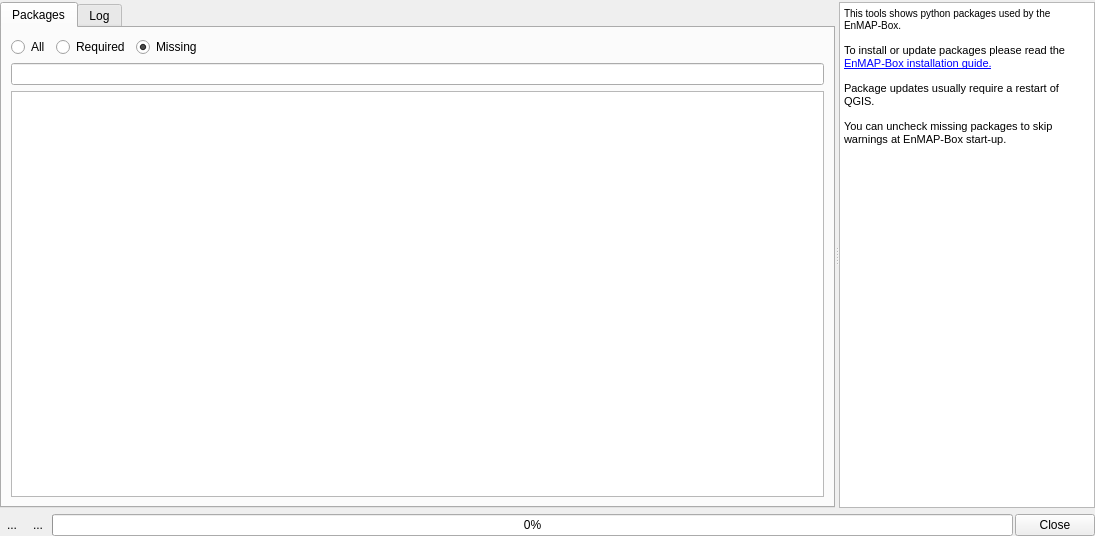
The window that enmapbox/gui/ui/pippackageinstaller.ui (EnMAP-Box/enmap-box) describes before a commit, drawn with Qt 5.
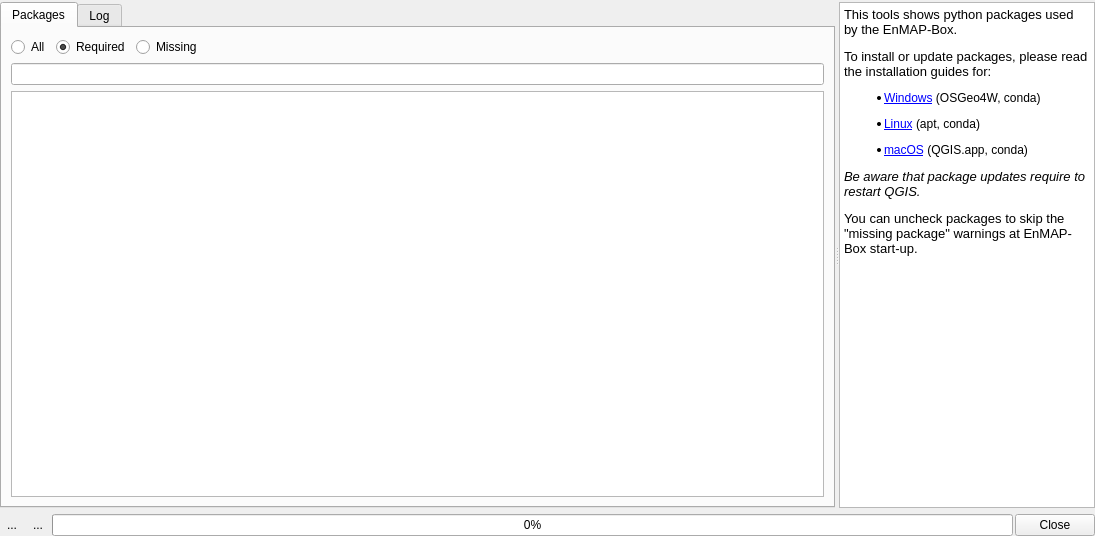
The same window after the commit. Icons and pictures are not drawn. Custom widgets are drawn as their Qt base class.

Commit message: refactoring PIP installer/viewer: added tooltips and homepage column

What changed in the file:
```diff
--- a/enmapbox/gui/ui/pippackageinstaller.ui
+++ b/enmapbox/gui/ui/pippackageinstaller.ui
@@ -72,6 +72,9 @@
             <property name="text">
              <string>Required</string>
             </property>
+            <property name="checked">
+             <bool>true</bool>
+            </property>
            </widget>
           </item>
           <item>
@@ -80,7 +83,7 @@
              <string>Missing</string>
             </property>
             <property name="checked">
-             <bool>true</bool>
+             <bool>false</bool>
             </property>
            </widget>
           </item>
@@ -174,10 +177,22 @@
 &lt;html&gt;&lt;head&gt;&lt;meta name=&quot;qrichtext&quot; content=&quot;1&quot; /&gt;&lt;style type=&quot;text/css&quot;&gt;
 p, li { white-space: pre-wrap; }
 &lt;/style&gt;&lt;/head&gt;&lt;body style=&quot; font-family:'Sans Serif'; font-size:9pt; font-weight:400; font-style:normal;&quot;&gt;
-&lt;p style=&quot; margin-top:12px; margin-bottom:0px; margin-left:0px; margin-right:0px; -qt-block-indent:0; text-indent:0px;&quot;&gt;&lt;span style=&quot; font-family:'MS Shell Dlg 2'; font-size:7.8pt;&quot;&gt;This tools shows python packages used by the EnMAP-Box.&lt;/span&gt;&lt;/p&gt;
-&lt;p style=&quot; margin-top:12px; margin-bottom:0px; margin-left:0px; margin-right:0px; -qt-block-indent:0; text-indent:0px;&quot;&gt;&lt;span style=&quot; font-family:'MS Shell Dlg 2'; font-size:8pt;&quot;&gt;To install or update packages please read the &lt;/span&gt;&lt;a href=&quot;https://enmap-box.readthedocs.io/en/latest/usr_section/usr_installation.html&quot;&gt;&lt;span style=&quot; font-family:'MS Shell Dlg 2'; font-size:8pt; text-decoration: underline; color:#0000ff;&quot;&gt;EnMAP-Box installation guide.&lt;/span&gt;&lt;/a&gt;&lt;/p&gt;
-&lt;p style=&quot; margin-top:12px; margin-bottom:12px; margin-left:0px; margin-right:0px; -qt-block-indent:0; text-indent:0px;&quot;&gt;&lt;span style=&quot; font-family:'MS Shell Dlg 2'; font-size:8pt;&quot;&gt;Package updates usually require a restart of QGIS. &lt;/span&gt;&lt;/p&gt;
-&lt;p style=&quot; margin-top:0px; margin-bottom:12px; margin-left:0px; margin-right:0px; -qt-block-indent:0; text-indent:0px;&quot;&gt;&lt;span style=&quot; font-family:'MS Shell Dlg 2'; font-size:8pt;&quot;&gt;You can uncheck missing packages to skip warnings at EnMAP-Box start-up.&lt;/span&gt;&lt;/p&gt;&lt;/body&gt;&lt;/html&gt;</string>
+&lt;p style=&quot; margin-top:12px; margin-bottom:12px; margin-left:0px; margin-right:0px; -qt-block-indent:0; text-indent:0px;&quot;&gt;&lt;span style=&quot; font-size:10pt;&quot;&gt;This tools shows python packages used by the EnMAP-Box. &lt;/span&gt;&lt;/p&gt;
+&lt;p style=&quot; margin-top:12px; margin-bottom:12px; margin-left:0px; margin-right:0px; -qt-block-indent:0; text-indent:0px;&quot;&gt;&lt;span style=&quot; font-size:10pt;&quot;&gt;To install or update packages, please read the installation guides for:&lt;/span&gt;&lt;/p&gt;
+&lt;ul style=&quot;margin-top: 0px; margin-bottom: 0px; margin-left: 0px; margin-right: 0px; -qt-list-indent: 1;&quot;&gt;&lt;li style=&quot;&quot; style=&quot; margin-top:12px; margin-bottom:12px; margin-left:0px; margin-right:0px; -qt-block-indent:0; text-indent:0px;&quot;&gt;&lt;a href=&quot;https://enmap-box.readthedocs.io/en/latest/usr_section/usr_installation.html#qgis-installation-on-windows&quot;&gt;&lt;span style=&quot; text-decoration: underline; color:#0000ff;&quot;&gt;Windows&lt;/span&gt;&lt;/a&gt; (OSGeo4W, conda)&lt;/li&gt;
+&lt;li style=&quot;&quot; style=&quot; margin-top:12px; margin-bottom:12px; margin-left:0px; margin-right:0px; -qt-block-indent:0; text-indent:0px;&quot;&gt;&lt;a href=&quot;https://enmap-box.readthedocs.io/en/latest/usr_section/usr_installation.html#qgis-installation-on-linux-ubuntu&quot;&gt;&lt;span style=&quot; text-decoration: underline; color:#0000ff;&quot;&gt;Linux&lt;/span&gt;&lt;/a&gt; (apt, conda)&lt;/li&gt;
+&lt;li style=&quot;&quot; style=&quot; margin-top:12px; margin-bottom:12px; margin-left:0px; margin-right:0px; -qt-block-indent:0; text-indent:0px;&quot;&gt;&lt;a href=&quot;https://enmap-box.readthedocs.io/en/latest/usr_section/usr_installation.html#qgis-installation-on-macos&quot;&gt;&lt;span style=&quot; text-decoration: underline; color:#0000ff;&quot;&gt;macOS&lt;/span&gt;&lt;/a&gt; (QGIS.app, conda)&lt;/li&gt;&lt;/ul&gt;
+&lt;p style=&quot; margin-top:12px; margin-bottom:12px; margin-left:0px; margin-right:0px; -qt-block-indent:0; text-indent:0px;&quot;&gt;&lt;span style=&quot; font-size:10pt; font-style:italic;&quot;&gt;Be aware that package updates require to restart QGIS. &lt;/span&gt;&lt;/p&gt;
+&lt;p style=&quot; margin-top:12px; margin-bottom:12px; margin-left:0px; margin-right:0px; -qt-block-indent:0; text-indent:0px;&quot;&gt;&lt;span style=&quot; font-size:10pt;&quot;&gt;You can uncheck packages to skip the &amp;quot;missing package&amp;quot; warnings at EnMAP-Box start-up.&lt;/span&gt;&lt;/p&gt;&lt;/body&gt;&lt;/html&gt;</string>
+      </property>
+      <property name="acceptRichText">
+       <bool>false</bool>
+      </property>
+      <property name="openExternalLinks">
+       <bool>true</bool>
+      </property>
+      <property name="openLinks">
+       <bool>true</bool>
       </property>
      </widget>
     </widget>
```
The commit also changes 1 other file.
